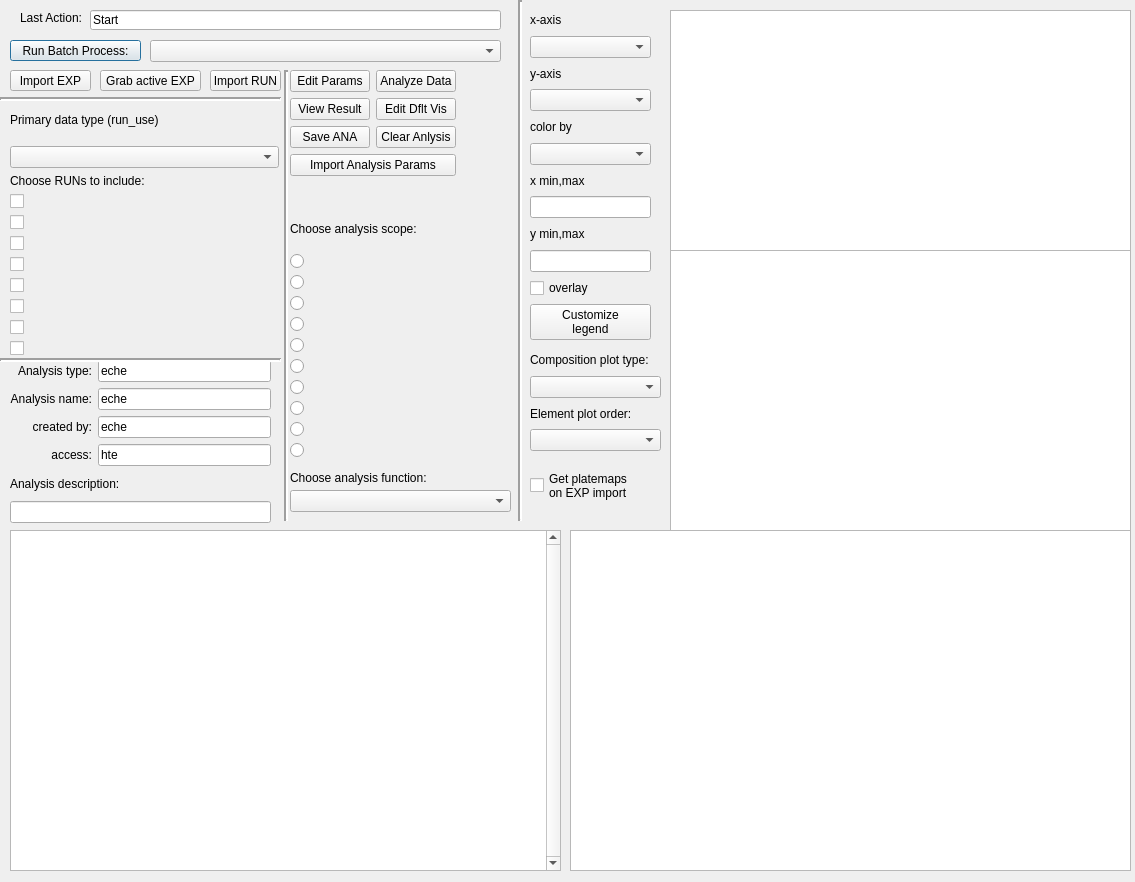
First picture: the form in QtDesign/CalcFOMForm.ui, repository johnmgregoire/JCAPDataProcess, before the edit.
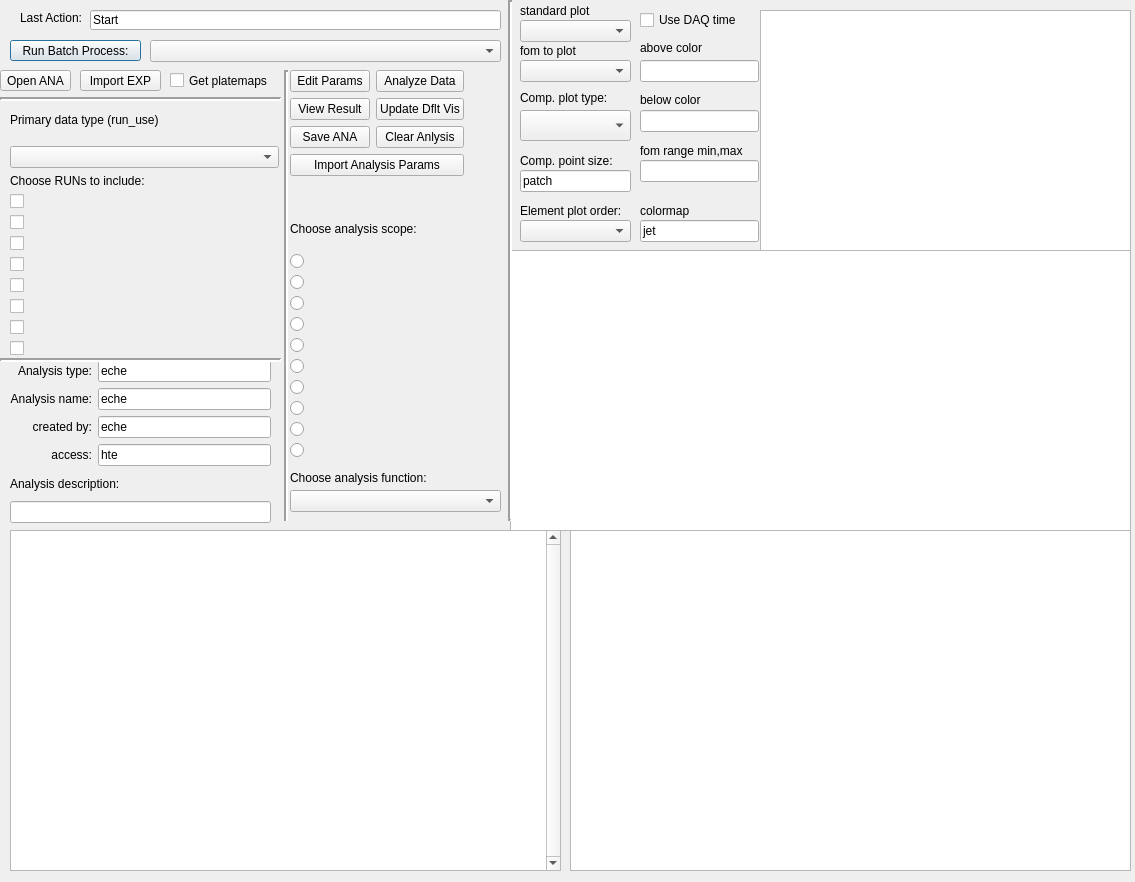
Second picture: the form after the edit.

Commit message: change in format of file info in exp and ana, change in csv header format and general development of CalcFOM

Patch:
```diff
--- a/QtDesign/CalcFOMForm.ui
+++ b/QtDesign/CalcFOMForm.ui
@@ -391,146 +391,6 @@
     </item>
    </layout>
   </widget>
-  <widget class="QWidget" name="verticalLayoutWidget_2">
-   <property name="geometry">
-    <rect>
-     <x>530</x>
-     <y>350</y>
-     <width>131</width>
-     <height>101</height>
-    </rect>
-   </property>
-   <layout class="QVBoxLayout" name="verticalLayout_3">
-    <item>
-     <widget class="QLabel" name="label">
-      <property name="text">
-       <string>Composition plot type:</string>
-      </property>
-     </widget>
-    </item>
-    <item>
-     <widget class="QComboBox" name="CompPlotTypeComboBox">
-      <property name="toolTip">
-       <string>Apply all other filteres in this section to only this run</string>
-      </property>
-     </widget>
-    </item>
-    <item>
-     <widget class="QLabel" name="label_2">
-      <property name="text">
-       <string>Element plot order:</string>
-      </property>
-     </widget>
-    </item>
-    <item>
-     <widget class="QComboBox" name="CompPlotOrderComboBox">
-      <property name="toolTip">
-       <string>Apply all other filteres in this section to only this run</string>
-      </property>
-     </widget>
-    </item>
-   </layout>
-  </widget>
-  <widget class="QWidget" name="verticalLayoutWidget_4">
-   <property name="geometry">
-    <rect>
-     <x>530</x>
-     <y>10</y>
-     <width>121</width>
-     <height>330</height>
-    </rect>
-   </property>
-   <layout class="QVBoxLayout" name="verticalLayout_4">
-    <item>
-     <widget class="QLabel" name="label_3">
-      <property name="text">
-       <string>x-axis</string>
-      </property>
-     </widget>
-    </item>
-    <item>
-     <widget class="QComboBox" name="xplotchoiceComboBox">
-      <property name="toolTip">
-       <string>Apply all other filteres in this section to only this run</string>
-      </property>
-     </widget>
-    </item>
-    <item>
-     <widget class="QLabel" name="label_4">
-      <property name="text">
-       <string>y-axis</string>
-      </property>
-     </widget>
-    </item>
-    <item>
-     <widget class="QComboBox" name="yplotchoiceComboBox">
-      <property name="toolTip">
-       <string>Apply all other filteres in this section to only this run</string>
-      </property>
-     </widget>
-    </item>
-    <item>
-     <widget class="QLabel" name="label_5">
-      <property name="text">
-       <string>color by</string>
-      </property>
-     </widget>
-    </item>
-    <item>
-     <widget class="QComboBox" name="xycolplotchoiceComboBox">
-      <property name="toolTip">
-       <string>Apply all other filteres in this section to only this run</string>
-      </property>
-     </widget>
-    </item>
-    <item>
-     <widget class="QLabel" name="label_6">
-      <property name="text">
-       <string>x min,max</string>
-      </property>
-     </widget>
-    </item>
-    <item>
-     <widget class="QLineEdit" name="xminmaxLineEdit">
-      <property name="toolTip">
-       <string>Comment string to be included in EXP</string>
-      </property>
-     </widget>
-    </item>
-    <item>
-     <widget class="QLabel" name="label_8">
-      <property name="text">
-       <string>y min,max</string>
-      </property>
-     </widget>
-    </item>
-    <item>
-     <widget class="QLineEdit" name="yminmaxLineEdit">
-      <property name="toolTip">
-       <string>Comment string to be included in EXP</string>
-      </property>
-     </widget>
-    </item>
-    <item>
-     <widget class="QCheckBox" name="overlayselectCheckBox">
-      <property name="text">
-       <string>overlay</string>
-      </property>
-     </widget>
-    </item>
-    <item>
-     <widget class="QPushButton" name="customxylegendPushButton">
-      <property name="toolTip">
-       <string>Import a .exp file, which will clear any existing EXP and RUNs and create new RUNs from the EXP</string>
-      </property>
-      <property name="text">
-       <string>Customize
-legend</string>
-      </property>
-     </widget>
-    </item>
-   </layout>
-  </widget>
   <widget class="QWidget" name="layoutWidget">
    <property name="geometry">
     <rect>
@@ -560,7 +420,7 @@
        <string>Edit the FOM visualization parameters</string>
       </property>
       <property name="text">
-       <string>Edit Dflt Vis</string>
+       <string>Update Dflt Vis</string>
       </property>
      </widget>
     </item>
@@ -620,7 +480,7 @@
   <widget class="QPushButton" name="ImportExpPushButton">
    <property name="geometry">
     <rect>
-     <x>10</x>
+     <x>80</x>
      <y>70</y>
      <width>81</width>
      <height>21</height>
@@ -636,9 +496,9 @@
   <widget class="QPushButton" name="GrabExpPushButton">
    <property name="geometry">
     <rect>
-     <x>100</x>
+     <x>0</x>
      <y>70</y>
-     <width>101</width>
+     <width>71</width>
      <height>21</height>
     </rect>
    </property>
@@ -646,7 +506,7 @@
     <string>Grab the EXP from the &quot;Create EXP&quot; window</string>
    </property>
    <property name="text">
-    <string>Grab active EXP</string>
+    <string>Open ANA</string>
    </property>
   </widget>
   <widget class="QTextBrowser" name="textBrowser_plate">
@@ -662,9 +522,9 @@
   <widget class="QTextBrowser" name="textBrowser_h">
    <property name="geometry">
     <rect>
-     <x>670</x>
+     <x>760</x>
      <y>10</y>
-     <width>461</width>
+     <width>371</width>
      <height>241</height>
     </rect>
    </property>
@@ -672,9 +532,9 @@
   <widget class="QTextBrowser" name="textBrowser_comp">
    <property name="geometry">
     <rect>
-     <x>670</x>
+     <x>510</x>
      <y>250</y>
-     <width>461</width>
+     <width>621</width>
      <height>281</height>
     </rect>
    </property>
@@ -698,7 +558,7 @@
   <widget class="Line" name="line_2">
    <property name="geometry">
     <rect>
-     <x>510</x>
+     <x>500</x>
      <y>0</y>
      <width>20</width>
      <height>521</height>
@@ -743,28 +603,12 @@
     <enum>Qt::Horizontal</enum>
    </property>
   </widget>
-  <widget class="QPushButton" name="ImportRunPushButton">
-   <property name="geometry">
-    <rect>
-     <x>210</x>
-     <y>70</y>
-     <width>71</width>
-     <height>21</height>
-    </rect>
-   </property>
-   <property name="toolTip">
-    <string>Import a .rcp file, from which an on-the-fly EXP will be made</string>
-   </property>
-   <property name="text">
-    <string>Import RUN</string>
-   </property>
-  </widget>
   <widget class="QComboBox" name="AnalysisNamesComboBox">
    <property name="geometry">
     <rect>
      <x>290</x>
      <y>490</y>
-     <width>221</width>
+     <width>211</width>
      <height>22</height>
     </rect>
    </property>
@@ -825,15 +669,267 @@
   <widget class="QCheckBox" name="getplatemapCheckBox">
    <property name="geometry">
     <rect>
-     <x>530</x>
-     <y>470</y>
-     <width>119</width>
+     <x>170</x>
+     <y>70</y>
+     <width>111</width>
+     <height>21</height>
+    </rect>
+   </property>
+   <property name="text">
+    <string>Get platemaps</string>
+   </property>
+  </widget>
+  <widget class="QComboBox" name="CompPlotOrderComboBox">
+   <property name="geometry">
+    <rect>
+     <x>520</x>
+     <y>220</y>
+     <width>111</width>
+     <height>22</height>
+    </rect>
+   </property>
+   <property name="toolTip">
+    <string>Apply all other filteres in this section to only this run</string>
+   </property>
+  </widget>
+  <widget class="QLabel" name="label_2">
+   <property name="geometry">
+    <rect>
+     <x>520</x>
+     <y>200</y>
+     <width>111</width>
+     <height>21</height>
+    </rect>
+   </property>
+   <property name="text">
+    <string>Element plot order:</string>
+   </property>
+  </widget>
+  <widget class="QLabel" name="label">
+   <property name="geometry">
+    <rect>
+     <x>520</x>
+     <y>90</y>
+     <width>111</width>
+     <height>16</height>
+    </rect>
+   </property>
+   <property name="text">
+    <string>Comp. plot type:</string>
+   </property>
+  </widget>
+  <widget class="QComboBox" name="CompPlotTypeComboBox">
+   <property name="geometry">
+    <rect>
+     <x>520</x>
+     <y>110</y>
+     <width>111</width>
      <height>31</height>
     </rect>
    </property>
+   <property name="toolTip">
+    <string>Apply all other filteres in this section to only this run</string>
+   </property>
+  </widget>
+  <widget class="QLabel" name="label_4">
+   <property name="geometry">
+    <rect>
+     <x>520</x>
+     <y>150</y>
+     <width>111</width>
+     <height>21</height>
+    </rect>
+   </property>
    <property name="text">
-    <string>Get platemaps
-on EXP import</string>
+    <string>Comp. point size:</string>
+   </property>
+  </widget>
+  <widget class="QLineEdit" name="compplotsizeLineEdit">
+   <property name="geometry">
+    <rect>
+     <x>520</x>
+     <y>170</y>
+     <width>111</width>
+     <height>22</height>
+    </rect>
+   </property>
+   <property name="toolTip">
+    <string>Comment string to be included in EXP</string>
+   </property>
+   <property name="text">
+    <string>patch</string>
+   </property>
+  </widget>
+  <widget class="QLabel" name="label_3">
+   <property name="geometry">
+    <rect>
+     <x>520</x>
+     <y>40</y>
+     <width>119</width>
+     <height>21</height>
+    </rect>
+   </property>
+   <property name="text">
+    <string>fom to plot</string>
+   </property>
+  </widget>
+  <widget class="QComboBox" name="fomplotchoiceComboBox">
+   <property name="geometry">
+    <rect>
+     <x>520</x>
+     <y>60</y>
+     <width>111</width>
+     <height>22</height>
+    </rect>
+   </property>
+   <property name="toolTip">
+    <string>Apply all other filteres in this section to only this run</string>
+   </property>
+  </widget>
+  <widget class="QCheckBox" name="usedaqtimeCheckBox">
+   <property name="geometry">
+    <rect>
+     <x>640</x>
+     <y>10</y>
+     <width>119</width>
+     <height>20</height>
+    </rect>
+   </property>
+   <property name="text">
+    <string>Use DAQ time</string>
+   </property>
+  </widget>
+  <widget class="QLabel" name="label_9">
+   <property name="geometry">
+    <rect>
+     <x>640</x>
+     <y>40</y>
+     <width>119</width>
+     <height>16</height>
+    </rect>
+   </property>
+   <property name="text">
+    <string>above color</string>
+   </property>
+  </widget>
+  <widget class="QLineEdit" name="aboverangecolLineEdit">
+   <property name="geometry">
+    <rect>
+     <x>640</x>
+     <y>60</y>
+     <width>119</width>
+     <height>22</height>
+    </rect>
+   </property>
+   <property name="toolTip">
+    <string>Comment string to be included in EXP</string>
+   </property>
+  </widget>
+  <widget class="QLabel" name="label_6">
+   <property name="geometry">
+    <rect>
+     <x>640</x>
+     <y>90</y>
+     <width>119</width>
+     <height>20</height>
+    </rect>
+   </property>
+   <property name="text">
+    <string>below color</string>
+   </property>
+  </widget>
+  <widget class="QLineEdit" name="belowrangecolLineEdit">
+   <property name="geometry">
+    <rect>
+     <x>640</x>
+     <y>110</y>
+     <width>119</width>
+     <height>22</height>
+    </rect>
+   </property>
+   <property name="toolTip">
+    <string>Comment string to be included in EXP</string>
+   </property>
+  </widget>
+  <widget class="QLabel" name="label_8">
+   <property name="geometry">
+    <rect>
+     <x>640</x>
+     <y>140</y>
+     <width>119</width>
+     <height>21</height>
+    </rect>
+   </property>
+   <property name="text">
+    <string>fom range min,max</string>
+   </property>
+  </widget>
+  <widget class="QLineEdit" name="vminmaxLineEdit">
+   <property name="geometry">
+    <rect>
+     <x>640</x>
+     <y>160</y>
+     <width>119</width>
+     <height>22</height>
+    </rect>
+   </property>
+   <property name="toolTip">
+    <string>Comment string to be included in EXP</string>
+   </property>
+  </widget>
+  <widget class="QComboBox" name="stdcsvplotchoiceComboBox">
+   <property name="geometry">
+    <rect>
+     <x>520</x>
+     <y>20</y>
+     <width>111</width>
+     <height>22</height>
+    </rect>
+   </property>
+   <property name="toolTip">
+    <string>Apply all other filteres in this section to only this run</string>
+   </property>
+  </widget>
+  <widget class="QLabel" name="label_5">
+   <property name="geometry">
+    <rect>
+     <x>520</x>
+     <y>0</y>
+     <width>119</width>
+     <height>21</height>
+    </rect>
+   </property>
+   <property name="text">
+    <string>standard plot</string>
+   </property>
+  </widget>
+  <widget class="QLineEdit" name="colormapLineEdit">
+   <property name="geometry">
+    <rect>
+     <x>640</x>
+     <y>220</y>
+     <width>119</width>
+     <height>22</height>
+    </rect>
+   </property>
+   <property name="toolTip">
+    <string>Comment string to be included in EXP</string>
+   </property>
+   <property name="text">
+    <string>jet</string>
+   </property>
+  </widget>
+  <widget class="QLabel" name="label_10">
+   <property name="geometry">
+    <rect>
+     <x>640</x>
+     <y>200</y>
+     <width>119</width>
+     <height>21</height>
+    </rect>
+   </property>
+   <property name="text">
+    <string>colormap</string>
    </property>
   </widget>
  </widget>
```
Left out of the diff: 2 changed lines with no effect on the pictures. The commit also changes 6 other files.
